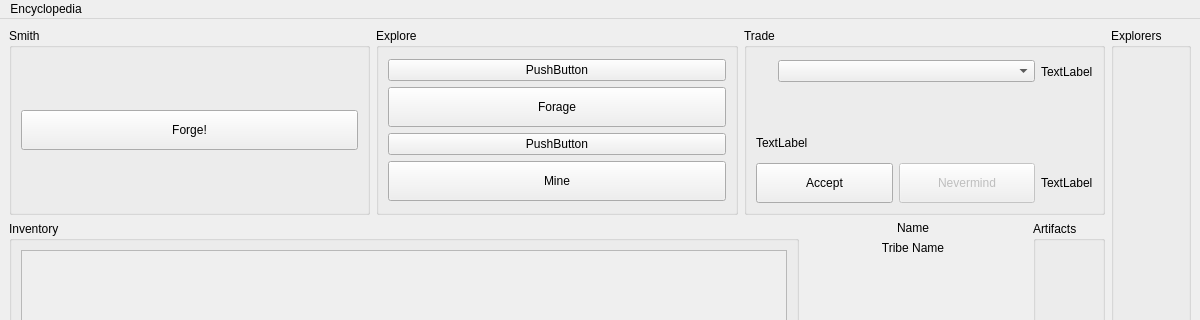
The window that assets/ui/main.ui (pierce-smith1/aor) describes before a commit, drawn with Qt 5; both pictures show x 0 to 1200 and y 0 to 320 of the 1200 by 850 pixel window.
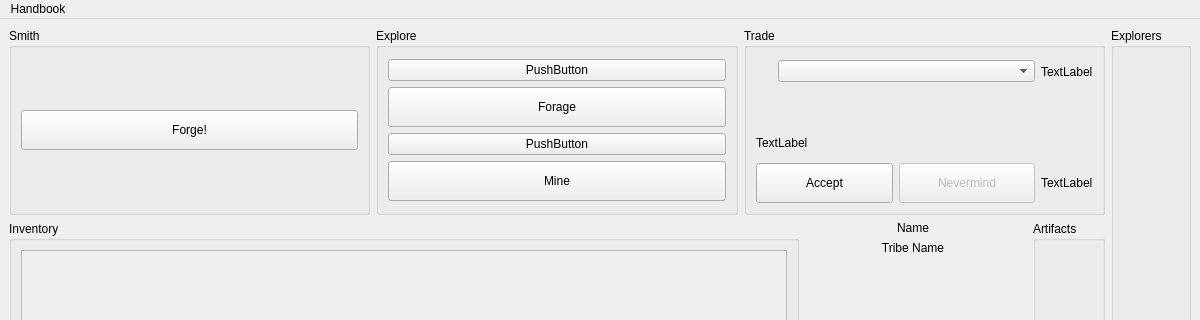
The same window after the commit. Icons and pictures are not drawn.

Patch:
```diff
--- a/assets/ui/main.ui
+++ b/assets/ui/main.ui
@@ -645,7 +645,7 @@
    </property>
    <widget class="QMenu" name="menuEncyclopedia">
     <property name="title">
-     <string>Encyclopedia</string>
+     <string>Handbook</string>
     </property>
     <addaction name="encyclopedia_action"/>
    </widget>
```
Left out of the diff: 8 changed lines with no effect on the pictures.
